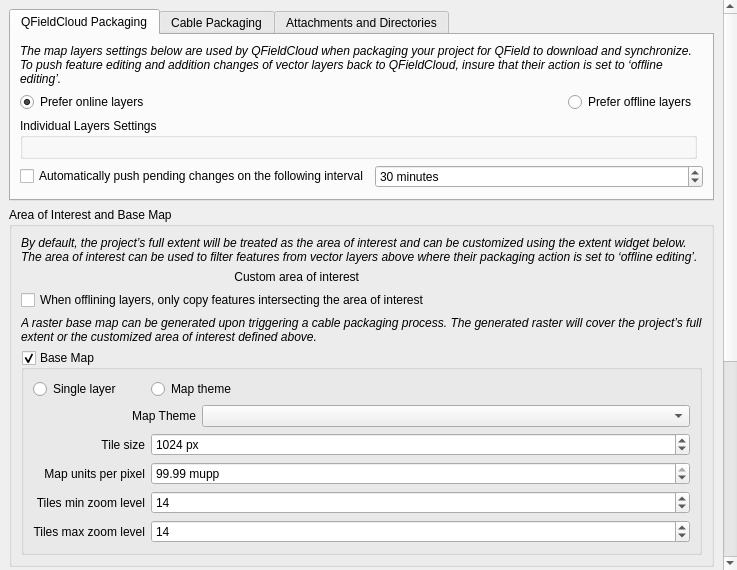
First picture: the form in qfieldsync/ui/project_configuration_widget.ui, repository opengisch/qfieldsync, before the edit.
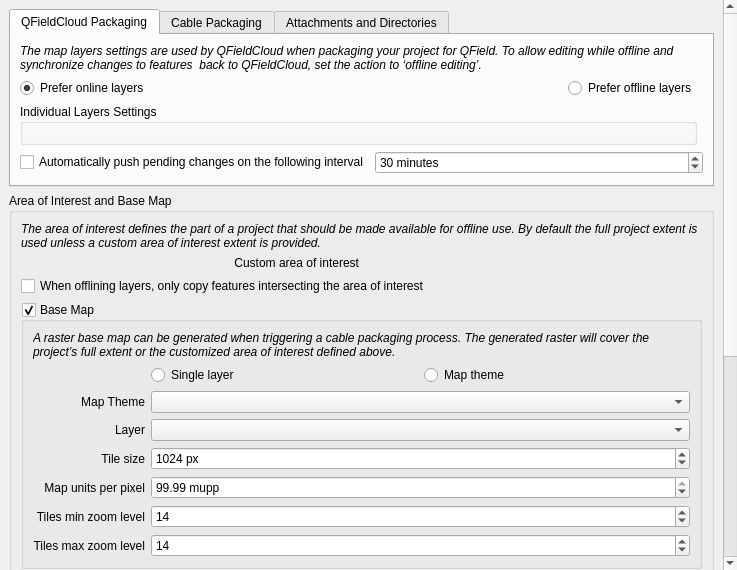
Second picture: the form after the edit. Custom widgets are drawn as their Qt base class.

Commit message: Adjust introduction labels based on review by @m-kuhn and fix base map widget alignment

Diff of the .ui file:
```diff
--- a/qfieldsync/ui/project_configuration_widget.ui
+++ b/qfieldsync/ui/project_configuration_widget.ui
@@ -75,7 +75,7 @@
            <item row="0" column="0" colspan="2">
             <widget class="QLabel" name="cloudExportLabel">
              <property name="text">
-              <string>The map layers settings below are used by QFieldCloud when packaging your project for QField to download and synchronize. To push feature editing and addition changes of vector layers back to QFieldCloud, insure that their action is set to ‘offline editing’.</string>
+              <string>The map layers settings are used by QFieldCloud when packaging your project for QField. To allow editing while offline and synchronize changes to features  back to QFieldCloud, set the action to ‘offline editing’.</string>
              </property>
              <property name="font">
               <font>
@@ -274,7 +274,7 @@
           <item row="0" column="0" colspan="2">
            <widget class="QLabel" name="areaOfInterestLabel">
             <property name="text">
-             <string>By default, the project’s full extent will be treated as the area of interest and can be customized using the extent widget below. The area of interest can be used to filter features from vector layers above where their packaging action is set to ‘offline editing’.</string>
+             <string>The area of interest defines the part of a project that should be made available for offline use. By default the full project extent is used unless a custom area of interest extent is provided.</string>
             </property>
             <property name="font">
              <font>
@@ -304,21 +304,6 @@
            </widget>
           </item>
           <item row="3" column="0" colspan="2">
-           <widget class="QLabel" name="baseMapLabel">
-            <property name="text">
-             <string>A raster base map can be generated upon triggering a cable packaging process. The generated raster will cover the project’s full extent or the customized area of interest defined above.</string>
-            </property>
-            <property name="font">
-             <font>
-              <italic>true</italic>
-             </font>
-            </property>
-            <property name="wordWrap">
-             <bool>true</bool>
-            </property>
-           </widget>
-          </item>
-          <item row="4" column="0" colspan="2">
            <widget class="QgsCollapsibleGroupBox" name="createBaseMapGroupBox">
             <property name="title">
              <string>Base Map</string>
@@ -333,17 +318,22 @@
              <bool>true</bool>
             </property>
             <layout class="QGridLayout" name="gridLayout">
-             <item row="0" column="1">
-              <widget class="QRadioButton" name="mapThemeRadioButton">
+             <item row="0" column="0" colspan="2">
+              <widget class="QLabel" name="baseMapLabel">
                <property name="text">
-                <string>Map theme</string>
+                <string>A raster base map can be generated when triggering a cable packaging process. The generated raster will cover the project’s full extent or the customized area of interest defined above.</string>
                </property>
-               <attribute name="buttonGroup">
-                <string notr="true">buttonGroup</string>
-               </attribute>
+               <property name="font">
+                <font>
+                 <italic>true</italic>
+                </font>
+               </property>
+               <property name="wordWrap">
+                <bool>true</bool>
+               </property>
               </widget>
              </item>
-             <item row="6" column="1">
+             <item row="9" column="1">
               <widget class="QgsSpinBox" name="baseMapTilesMaxZoomLevelSpinBox">
                <property name="sizePolicy">
                 <sizepolicy hsizetype="Expanding" vsizetype="Fixed">
@@ -362,7 +352,7 @@
                </property>
               </widget>
              </item>
-             <item row="2" column="0">
+             <item row="5" column="0">
               <widget class="QLabel" name="tileSizeLabel">
                <property name="text">
                 <string>Tile size</string>
@@ -372,7 +362,7 @@
                </property>
               </widget>
              </item>
-             <item row="4" column="1">
+             <item row="7" column="1">
               <widget class="QgsSpinBox" name="baseMapTilesMinZoomLevelSpinBox">
                <property name="sizePolicy">
                 <sizepolicy hsizetype="Expanding" vsizetype="Fixed">
@@ -391,7 +381,9 @@
                </property>
               </widget>
              </item>
-             <item row="0" column="0">
+             <item row="1" column="1">
+              <layout class="QHBoxLayout" name="horizontalLayout_1">
+               <item>
               <widget class="QRadioButton" name="singleLayerRadioButton">
                <property name="text">
                 <string>Single layer</string>
@@ -401,57 +393,19 @@
                </attribute>
               </widget>
              </item>
-             <item row="3" column="1">
-              <widget class="QgsDoubleSpinBox" name="mapUnitsPerPixel">
-               <property name="sizePolicy">
-                <sizepolicy hsizetype="Expanding" vsizetype="Fixed">
-                 <horstretch>0</horstretch>
-                 <verstretch>0</verstretch>
-                </sizepolicy>
-               </property>
-               <property name="toolTip">
-                <string>This determines the spatial resolution of the resulting map image. It depends on the CRS of the map canvas. For map units in [m], a value of 1 means each pixel covers an area of 1x1 m, a value of 1000 means 1 pixel per square kilometer.</string>
-               </property>
-               <property name="suffix">
-                <string> mupp</string>
-               </property>
-               <property name="value">
-                <double>99.989999999999995</double>
-               </property>
-              </widget>
-             </item>
-             <item row="1" column="0" colspan="2">
-              <widget class="QStackedWidget" name="baseMapTypeStack">
-               <property name="sizePolicy">
-                <sizepolicy hsizetype="Preferred" vsizetype="Fixed">
-                 <horstretch>0</horstretch>
-                 <verstretch>0</verstretch>
-                </sizepolicy>
-               </property>
-               <property name="inputMethodHints">
-                <set>Qt::ImhDialableCharactersOnly</set>
-               </property>
-               <widget class="QWidget" name="mapThemePage">
-                <property name="sizePolicy">
-                 <sizepolicy hsizetype="Expanding" vsizetype="Fixed">
-                  <horstretch>0</horstretch>
-                  <verstretch>0</verstretch>
-                 </sizepolicy>
-                </property>
-                <layout class="QGridLayout" name="gridLayout_4" columnstretch="1,3">
-                 <property name="leftMargin">
-                  <number>0</number>
-                 </property>
-                 <property name="topMargin">
-                  <number>0</number>
-                 </property>
-                 <property name="rightMargin">
-                  <number>0</number>
-                 </property>
-                 <property name="bottomMargin">
-                  <number>0</number>
-                 </property>
-                 <item row="0" column="0">
+               <item>
+                <widget class="QRadioButton" name="mapThemeRadioButton">
+                 <property name="text">
+                  <string>Map theme</string>
+                 </property>
+                 <attribute name="buttonGroup">
+                  <string notr="true">buttonGroup</string>
+                 </attribute>
+                </widget>
+               </item>
+              </layout>
+             </item>
+             <item row="2" column="0">
                   <widget class="QLabel" name="baseMapMapThemeLabel">
                    <property name="text">
                     <string>Map Theme</string>
@@ -461,32 +415,10 @@
                    </property>
                   </widget>
                  </item>
-                 <item row="0" column="1">
+             <item row="2" column="1">
                   <widget class="QComboBox" name="mapThemeComboBox"/>
                  </item>
-                </layout>
-               </widget>
-               <widget class="QWidget" name="singleLayerPage">
-                <property name="sizePolicy">
-                 <sizepolicy hsizetype="Expanding" vsizetype="Fixed">
-                  <horstretch>0</horstretch>
-                  <verstretch>0</verstretch>
-                 </sizepolicy>
-                </property>
-                <layout class="QGridLayout" name="gridLayout_5" columnstretch="1,3">
-                 <property name="leftMargin">
-                  <number>0</number>
-                 </property>
-                 <property name="topMargin">
-                  <number>0</number>
-                 </property>
-                 <property name="rightMargin">
-                  <number>0</number>
-                 </property>
-                 <property name="bottomMargin">
-                  <number>0</number>
-                 </property>
-                 <item row="0" column="0">
+             <item row="3" column="0">
                   <widget class="QLabel" name="baseMapLayerLabel">
                    <property name="text">
                     <string>Layer</string>
@@ -496,14 +428,10 @@
                    </property>
                   </widget>
                  </item>
-                 <item row="0" column="1">
+             <item row="3" column="1">
                   <widget class="QgsMapLayerComboBox" name="layerComboBox"/>
                  </item>
-                </layout>
-               </widget>
-              </widget>
-             </item>
-             <item row="4" column="0">
+             <item row="7" column="0">
               <widget class="QLabel" name="baseMapTilesMinZoomLevelLabel">
                <property name="text">
                 <string>Tiles min zoom level</string>
@@ -513,7 +441,7 @@
                </property>
               </widget>
              </item>
-             <item row="2" column="1">
+             <item row="5" column="1">
               <widget class="QgsSpinBox" name="tileSize">
                <property name="sizePolicy">
                 <sizepolicy hsizetype="Expanding" vsizetype="Fixed">
@@ -538,7 +466,7 @@
                </property>
               </widget>
              </item>
-             <item row="3" column="0">
+             <item row="6" column="0">
               <widget class="QLabel" name="mapUnitsPerPixelLabel">
                <property name="text">
                 <string>Map units per pixel</string>
@@ -548,7 +476,26 @@
                </property>
               </widget>
              </item>
-             <item row="6" column="0">
+             <item row="6" column="1">
+              <widget class="QgsDoubleSpinBox" name="mapUnitsPerPixel">
+               <property name="sizePolicy">
+                <sizepolicy hsizetype="Expanding" vsizetype="Fixed">
+                 <horstretch>0</horstretch>
+                 <verstretch>0</verstretch>
+                </sizepolicy>
+               </property>
+               <property name="toolTip">
+                <string>This determines the spatial resolution of the resulting map image. It depends on the CRS of the map canvas. For map units in [m], a value of 1 means each pixel covers an area of 1x1 m, a value of 1000 means 1 pixel per square kilometer.</string>
+               </property>
+               <property name="suffix">
+                <string> mupp</string>
+               </property>
+               <property name="value">
+                <double>99.989999999999995</double>
+               </property>
+              </widget>
+             </item>
+             <item row="9" column="0">
               <widget class="QLabel" name="baseMapTilesMaxZoomLevelLabel">
                <property name="text">
                 <string>Tiles max zoom level</string>
```
Left out of the diff: 4 changed lines with no effect on the pictures. Lines whose indentation alone changed are shown as unchanged. The commit also changes 2 other files.
